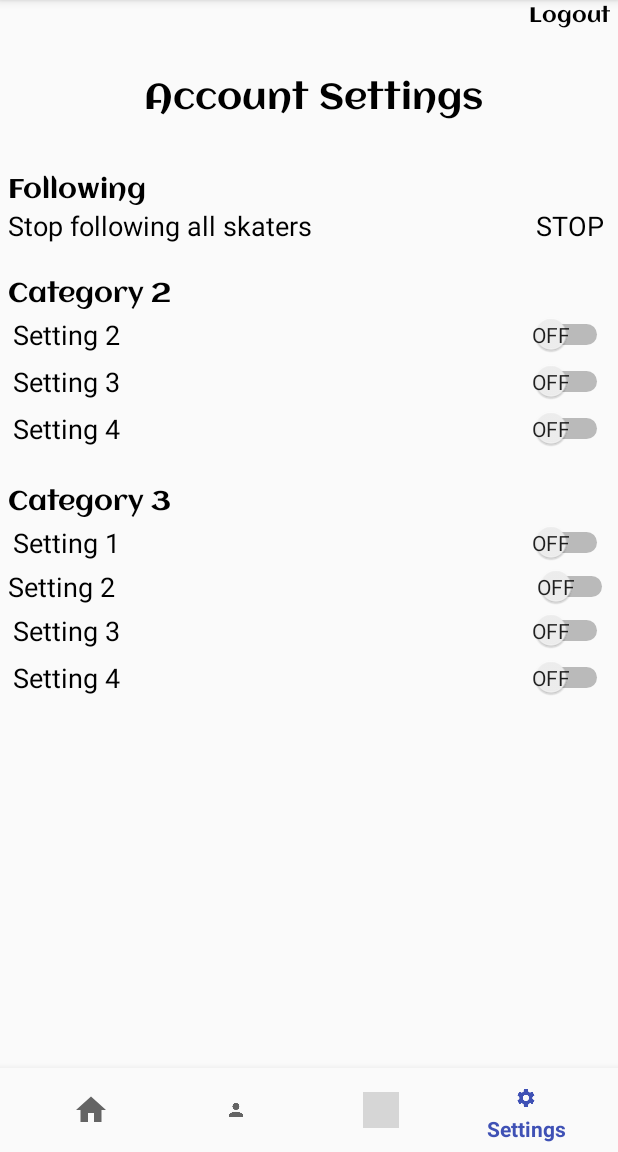
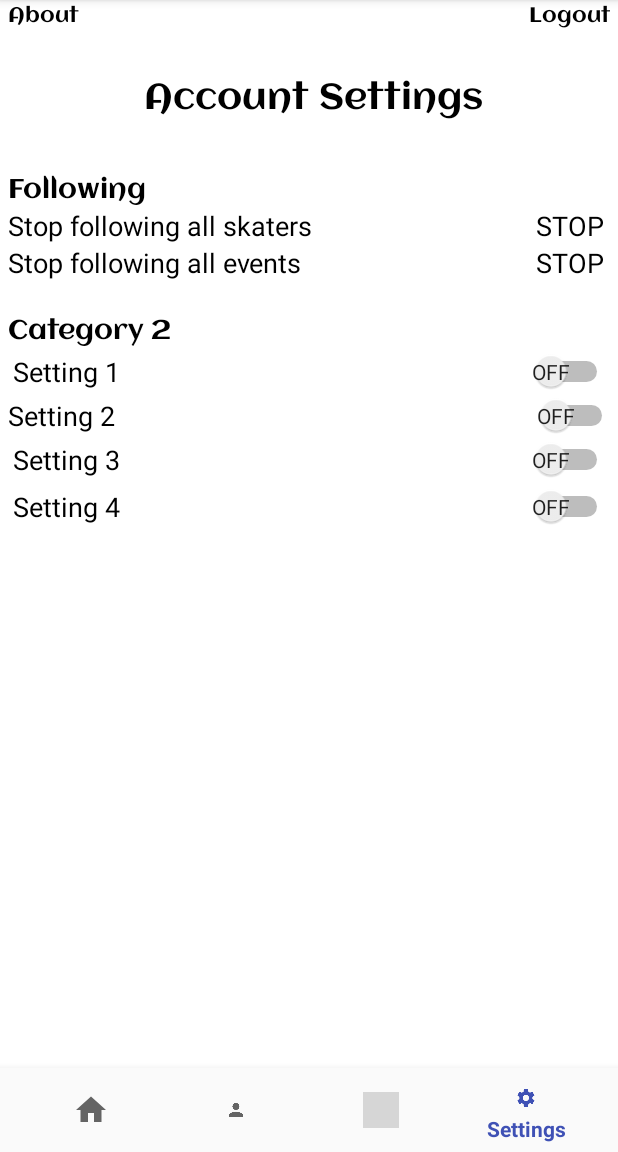
Before and after one commit to zinkduja/figure-skating-app, an Android app: the screen it shows after launch once a user with an empty profile is signed in (LandingActivity), item 4 of the bottom bar chosen, on a phone screen of 412 x 824 dp, the part 84-1236 px from its top. Run offline under Robolectric (Android 15) with nearby library versions, the light colour scheme and no system bars; our stand-ins replace Firebase (no records; nobody signed in at launch, a user with empty details on screens opened directly); grey boxes are pictures that could not be loaded.

Commit message:
added logo, about page, and stop following all events

```diff
--- a/FollowFigureSkating/app/src/main/AndroidManifest.xml
+++ b/FollowFigureSkating/app/src/main/AndroidManifest.xml
@@ -9,7 +9,7 @@
 
     <application
         android:allowBackup="true"
-        android:icon="@drawable/skate"
+        android:icon="@drawable/whitelogo"
         android:label="@string/app_name"
         android:roundIcon="@mipmap/ic_launcher_round"
         android:supportsRtl="true"
--- a/FollowFigureSkating/app/src/main/java/vandy/cs4279/followfigureskating/UserSettingsFragment.java
+++ b/FollowFigureSkating/app/src/main/java/vandy/cs4279/followfigureskating/UserSettingsFragment.java
@@ -29,9 +29,12 @@ public class UserSettingsFragment extends Fragment {
     private DatabaseReference mDatabase;
     private FirebaseAuth mAuth;
     private View.OnClickListener mLogoutListener;
-    private View.OnClickListener mStopListener;
-    private View.OnClickListener mConfirmListener;
-    private AlertDialog mAlertDialog;
+    private View.OnClickListener mStopSkaterListener;
+    private View.OnClickListener mStopEventListener;
+    private View.OnClickListener mAboutLister;
+    private AlertDialog mFollowingSkatersAlertDialog;
+    private AlertDialog mFollowingEventsAlertDialog;
+    private AlertDialog mAboutAlertDialog;
 
     public UserSettingsFragment() {
         // Required empty public constructor
@@ -62,13 +65,17 @@ public class UserSettingsFragment extends Fragment {
         // Inflate the layout for this fragment
         View view = inflater.inflate(R.layout.fragment_user_settings, container, false);
 
-        // create listeners and Dialog
-        createDialog();
+        // create listeners and Dialogs
+        createSkaterDialog();
+        createEventDialog();
+        createAboutDialog();
         createListeners();
 
         // set onClickListeners
         view.findViewById(R.id.logout_link).setOnClickListener(mLogoutListener);
-        view.findViewById(R.id.stopFollowingLink).setOnClickListener(mStopListener);
+        view.findViewById(R.id.stopFollowingSkatersLink).setOnClickListener(mStopSkaterListener);
+        view.findViewById(R.id.stopFollowingEventsLink).setOnClickListener(mStopEventListener);
+        view.findViewById(R.id.aboutLink).setOnClickListener(mAboutLister);
 
         return view;
     }
@@ -86,9 +93,15 @@ public class UserSettingsFragment extends Fragment {
         startActivity(intent);
     }
 
-    private void createDialog() {
+    /**
+     * Create an AlertDialog to make sure the user wants to stop
+     * following all the skaters they are currently following.
+     */
+    private void createSkaterDialog() {
+        // create Dialog for "STOP" (following skaters)
         AlertDialog.Builder builder = new AlertDialog.Builder(getActivity());
-        builder.setMessage(R.string.confirm_remove_all_skaters)
+        builder.setTitle(R.string.skaters)
+                .setMessage(R.string.confirm_remove_all)
                 .setPositiveButton(R.string.yes, new DialogInterface.OnClickListener() {
                     public void onClick(DialogInterface dialog, int id) {
                         FirebaseUser user = FirebaseAuth.getInstance().getCurrentUser();
@@ -113,13 +126,67 @@ public class UserSettingsFragment extends Fragment {
                     }
                 });
         // Create the AlertDialog object and return it
-        mAlertDialog = builder.create();
+        mFollowingSkatersAlertDialog = builder.create();
     }
 
     /**
-     * Create the two OnClickListeners.
+     * Create an AlertDialog to make sure the user wants to stop
+     * following all the events they are currently following.
+     */
+    private void createEventDialog() {
+        // create Dialog for "STOP" (following events)
+        AlertDialog.Builder builder = new AlertDialog.Builder(getActivity());
+        builder.setTitle(R.string.events)
+                .setMessage(R.string.confirm_remove_all)
+                .setPositiveButton(R.string.yes, new DialogInterface.OnClickListener() {
+                    public void onClick(DialogInterface dialog, int id) {
+                        FirebaseUser user = FirebaseAuth.getInstance().getCurrentUser();
+
+                        if(user != null) {
+                            // get rid of the ".com" of the email
+                            String[] email = user.getEmail().split("\\.");
+                            mDatabase.child("favorites")
+                                    .child("events")
+                                    .child(email[0])
+                                    .removeValue();
+
+                            Log.w(TAG, "Stopped following all events.");
+                        } else {
+                            Log.e(TAG, "User somehow not logged in");
+                        }
+                    }
+                })
+                .setNegativeButton(R.string.no, new DialogInterface.OnClickListener() {
+                    public void onClick(DialogInterface dialog, int id) {
+                        // User cancelled the dialog
+                    }
+                });
+        // Create the AlertDialog object and return it
+        mFollowingEventsAlertDialog = builder.create();
+    }
+
+    /**
+     * Create an AlertDialog to show info about this app.
+     */
+    private void createAboutDialog() {
+        // create Dialog for "About"
+        AlertDialog.Builder builder = new AlertDialog.Builder(getActivity());
+        builder.setTitle(R.string.app_name)
+                .setMessage(R.string.about_msg)
+                .setPositiveButton(R.string.ok, new DialogInterface.OnClickListener() {
+                    public void onClick(DialogInterface dialog, int id) {
+                        //do nothing, just close Dialog
+                    }
+                });
+        // Create the AlertDialog object and return it
+        mAboutAlertDialog = builder.create();
+    }
+
+    /**
+     * Create the OnClickListeners.
      * mLogoutListener will log the user out
-     * mStopListener will show an AlertDialog so the user can confirm
+     * mStopSkaterListener and mStopEventListener will show an AlertDialog so the user can confirm
+     * mAboutListener will show info about this app
      */
     private void createListeners() {
         mLogoutListener = new View.OnClickListener() {
@@ -130,10 +197,24 @@ public class UserSettingsFragment extends Fragment {
             }
         };
 
-        mStopListener = new View.OnClickListener() {
+        mStopSkaterListener = new View.OnClickListener() {
             @Override
             public void onClick(View v) {
-                mAlertDialog.show();
+                mFollowingSkatersAlertDialog.show();
+            }
+        };
+
+        mStopEventListener = new View.OnClickListener() {
+            @Override
+            public void onClick(View v) {
+                mFollowingEventsAlertDialog.show();
+            }
+        };
+
+        mAboutLister = new View.OnClickListener() {
+            @Override
+            public void onClick(View v) {
+                mAboutAlertDialog.show();
             }
         };
     }
--- a/FollowFigureSkating/app/src/main/res/layout/activity_landing.xml
+++ b/FollowFigureSkating/app/src/main/res/layout/activity_landing.xml
@@ -5,6 +5,7 @@
     android:id="@+id/container"
     android:layout_width="match_parent"
     android:layout_height="match_parent"
+    android:background="@android:color/white"
     tools:context="vandy.cs4279.followfigureskating.LandingActivity">
 
     <FrameLayout
@@ -12,8 +13,7 @@
         android:layout_width="match_parent"
         android:layout_height="match_parent"
         android:layout_above="@+id/navigation"
-        android:animateLayoutChanges="true">
-    </FrameLayout>
+        android:animateLayoutChanges="true"></FrameLayout>
 
     <android.support.design.widget.BottomNavigationView
         android:id="@+id/navigation"
--- a/FollowFigureSkating/app/src/main/res/layout/activity_main.xml
+++ b/FollowFigureSkating/app/src/main/res/layout/activity_main.xml
@@ -6,53 +6,33 @@
     android:layout_height="match_parent"
     tools:context="vandy.cs4279.followfigureskating.MainActivity">
 
-    <LinearLayout
-        android:layout_width="wrap_content"
-        android:layout_height="wrap_content"
-        android:orientation="vertical"
-        app:layout_constraintBottom_toBottomOf="parent"
-        app:layout_constraintTop_toTopOf="parent">
+    <RelativeLayout
+        android:layout_width="match_parent"
+        android:layout_height="match_parent">
 
         <ImageView
             android:id="@+id/skater"
             android:layout_width="match_parent"
             android:layout_height="wrap_content"
             android:contentDescription="@android:string/unknownName"
-            app:srcCompat="@drawable/skater" />
-
-        <TextView
-            android:id="@+id/title"
-            android:layout_width="match_parent"
-            android:layout_height="wrap_content"
-            android:ems="10"
-            android:fontFamily="@font/aclonica"
-            android:inputType="textMultiLine"
-            android:lineSpacingExtra="12sp"
-            android:singleLine="false"
-            android:text="Follow\nFigure Skating!"
-            android:textAlignment="center"
-            android:textColor="@android:color/black"
-            android:textSize="30sp" />
-
-        <android.support.constraint.ConstraintLayout
-            android:layout_width="match_parent"
-            android:layout_height="match_parent">
+            app:srcCompat="@drawable/transparentlogo" />
 
         <Button
             android:id="@+id/login_button"
-                android:layout_width="wrap_content"
+            android:layout_width="150dp"
             android:layout_height="wrap_content"
+            android:layout_alignBottom="@+id/skater"
+            android:layout_centerHorizontal="true"
+            android:layout_marginVertical="50dp"
             android:background="@color/paleBlue"
             android:fontFamily="@font/aclonica"
             android:onClick="launchLoginActivity"
-                android:text="Login"
+            android:text="@string/login"
             app:layout_constraintEnd_toEndOf="parent"
             app:layout_constraintHorizontal_bias="0.5"
             app:layout_constraintStart_toStartOf="parent"
             app:layout_constraintTop_toTopOf="parent" />
 
-        </android.support.constraint.ConstraintLayout>
-
-    </LinearLayout>
+    </RelativeLayout>
 
 </android.support.constraint.ConstraintLayout>
--- a/FollowFigureSkating/app/src/main/res/layout/fragment_user_settings.xml
+++ b/FollowFigureSkating/app/src/main/res/layout/fragment_user_settings.xml
@@ -10,15 +10,31 @@
         android:layout_marginLeft="5dp"
         android:orientation="vertical">
 
+        <RelativeLayout
+            android:layout_width="match_parent"
+            android:layout_height="wrap_content">
+
+            <TextView
+                android:id="@+id/aboutLink"
+                android:layout_width="wrap_content"
+                android:layout_height="wrap_content"
+                android:layout_weight="1"
+                android:fontFamily="@font/aclonica"
+                android:text="About"
+                android:textColor="@android:color/black"
+                android:textSize="14sp" />
+
             <TextView
                 android:id="@+id/logout_link"
-            android:layout_width="match_parent"
+                android:layout_width="wrap_content"
                 android:layout_height="wrap_content"
+                android:layout_alignParentRight="true"
                 android:fontFamily="@font/aclonica"
                 android:paddingRight="5dp"
                 android:text="Logout\n"
                 android:textAlignment="textEnd"
                 android:textColor="@android:color/black" />
+        </RelativeLayout>
 
         <TextView
             android:id="@+id/title"
@@ -53,7 +69,7 @@
                 android:orientation="horizontal">
 
                 <TextView
-                    android:id="@+id/stopFollowingText"
+                    android:id="@+id/stopFollowingSkatersText"
                     android:layout_width="wrap_content"
                     android:layout_height="wrap_content"
                     android:layout_weight="1"
@@ -63,7 +79,7 @@
                     android:textSize="18sp" />
 
                 <TextView
-                    android:id="@+id/stopFollowingLink"
+                    android:id="@+id/stopFollowingSkatersLink"
                     android:layout_width="wrap_content"
                     android:layout_height="wrap_content"
                     android:layout_marginRight="10dp"
@@ -72,7 +88,34 @@
                     android:textAllCaps="true"
                     android:textColor="@android:color/black"
                     android:textSize="18sp" />
+            </LinearLayout>
 
+            <LinearLayout
+                android:layout_width="match_parent"
+                android:layout_height="match_parent"
+                android:layout_weight="1"
+                android:orientation="horizontal">
+
+                <TextView
+                    android:id="@+id/stopFollowingEventsText"
+                    android:layout_width="wrap_content"
+                    android:layout_height="wrap_content"
+                    android:layout_weight="1"
+                    android:text="Stop following all events"
+                    android:textAllCaps="false"
+                    android:textColor="@android:color/black"
+                    android:textSize="18sp" />
+
+                <TextView
+                    android:id="@+id/stopFollowingEventsLink"
+                    android:layout_width="wrap_content"
+                    android:layout_height="wrap_content"
+                    android:layout_marginRight="10dp"
+                    android:text="Stop"
+                    android:textAlignment="textEnd"
+                    android:textAllCaps="true"
+                    android:textColor="@android:color/black"
+                    android:textSize="18sp" />
             </LinearLayout>
 
             <TextView
@@ -82,46 +125,6 @@
                 android:layout_weight="1"
                 android:fontFamily="@font/aclonica"
                 android:text="\nCategory 2"
-                android:textColor="@android:color/black"
-                android:textSize="18sp" />
-
-            <Switch
-                android:id="@+id/switch6"
-                android:layout_width="match_parent"
-                android:layout_height="wrap_content"
-                android:layout_weight="1"
-                android:padding="5px"
-                android:showText="true"
-                android:text="Setting 2"
-                android:textSize="18sp" />
-
-            <Switch
-                android:id="@+id/switch7"
-                android:layout_width="match_parent"
-                android:layout_height="wrap_content"
-                android:layout_weight="1"
-                android:padding="5px"
-                android:showText="true"
-                android:text="Setting 3"
-                android:textSize="18sp" />
-
-            <Switch
-                android:id="@+id/switch8"
-                android:layout_width="match_parent"
-                android:layout_height="wrap_content"
-                android:layout_weight="1"
-                android:padding="5px"
-                android:showText="true"
-                android:text="Setting 4"
-                android:textSize="18sp" />
-
-            <TextView
-                android:id="@+id/settingType3"
-                android:layout_width="match_parent"
-                android:layout_height="wrap_content"
-                android:layout_weight="1"
-                android:fontFamily="@font/aclonica"
-                android:text="\nCategory 3"
                 android:textColor="@android:color/black"
                 android:textSize="18sp" />
 
--- a/FollowFigureSkating/app/src/main/res/values/strings.xml
+++ b/FollowFigureSkating/app/src/main/res/values/strings.xml
@@ -82,7 +82,7 @@
 
     <string name="pref_title_new_message_notifications">New message notifications</string>
 
-    <string name="confirm_remove_all_skaters">Are you sure?</string>
+    <string name="confirm_remove_all">Are you sure?</string>
 
     <string name="pref_title_ringtone">Ringtone</string>
     <string name="pref_ringtone_silent">Silent</string>
@@ -95,6 +95,7 @@
     <string name="settings">Settings</string>
     <string name="following">Following</string>
     <string name="skaters">Skaters</string>
+    <string name="events">Events</string>
 
     <!-- Additional strings -->
     <string name="hello_blank_fragment">Hello blank fragment</string>
@@ -102,4 +103,9 @@
     <string name="action_register">Register</string>
     <string name="yes">Yes</string>
     <string name="no">No</string>
+    <string name="login">Login</string>
+    <string name="ok">OK</string>
+
+    <string name="about_msg">Version: 1.0.0\n\nBuilt: 4/4/18\n\nCreated by: Josie Zink-Duda
+        and Shreya Shanker\n\nLogo Credit: Lia Zink-Duda</string>
 </resources>
```
Also changed, not shown: FollowFigureSkating/app/src/main/res/drawable/skate.png (deleted), FollowFigureSkating/app/src/main/res/drawable/skater.jpg (deleted), FollowFigureSkating/app/src/main/res/drawable/transparentlogo.png (added), FollowFigureSkating/app/src/main/res/drawable/whitelogo.png (added). Lines whose indentation alone changed are shown as unchanged.
